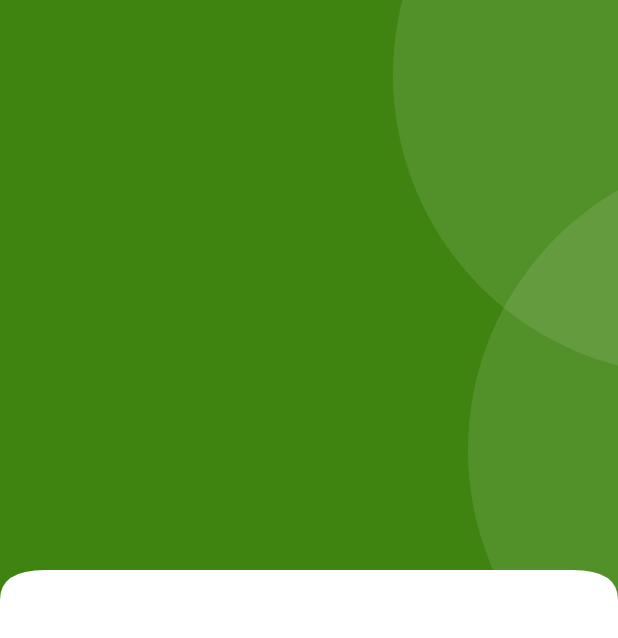
After one commit to mhbabon/grocify, a Flutter app: the HomeScreen screen opened directly, on a phone screen of 412 x 824 dp. The commit adds this screen. Shown: the top 638 px of the screen. Run offline on Flutter 3.47's test engine with Material 3 defaults, Android fonts, the phone set to English and light mode, and no system bars; our stand-ins replace get, iconsax, smooth_page_indicator.

Commit message:
Custom Shape Design for HOME
Its a custom clip path design which is use  reusable shape design on another section.

```diff
--- /dev/null
+++ b/lib/common/widgets/custom_shapes/containers/circuler_container.dart
@@ -0,0 +1,34 @@
+import 'package:flutter/material.dart';
+import 'package:grocify/utils/constants/colors.dart';
+
+class TCircularContainer extends StatelessWidget {
+  const TCircularContainer({
+    super.key,
+    this.child,
+    this.width = 400,
+    this.height = 400,
+    this.radius = 400,
+    this.padding = 0,
+    this.backgroundColor = TColors.white,
+  });
+
+  final double? width;
+  final double? height;
+  final double radius;
+  final double padding;
+  final Widget? child;
+  final Color backgroundColor;
+
+  @override
+  Widget build(BuildContext context) {
+    return Container(
+      width: width,
+      height: height,
+      padding: EdgeInsets.all(padding),
+      decoration: BoxDecoration(
+          borderRadius: BorderRadius.circular(radius),
+          color: TColors.textWhite.withValues(alpha: 0.1)),
+      child: child,
+    );
+  }
+}
--- /dev/null
+++ b/lib/common/widgets/custom_shapes/containers/primary_header_container.dart
@@ -0,0 +1,39 @@
+import 'package:flutter/material.dart';
+import 'package:grocify/common/widgets/custom_shapes/containers/circuler_container.dart';
+import 'package:grocify/common/widgets/custom_shapes/curved_edges/curved_edgs_widget.dart';
+import 'package:grocify/utils/constants/colors.dart';
+class TPrimaryHeaderContainer extends StatelessWidget {
+  const TPrimaryHeaderContainer({
+    super.key, required this.child,
+  });
+
+  final Widget child;
+
+  @override
+  Widget build(BuildContext context) {
+    return TCurvedEdgeWidget(
+      child: Container(
+        color: TColors.primary2,
+        padding: EdgeInsets.all(0),
+        child: SizedBox(height: 400,
+          child: Stack(
+            children: [
+              Positioned(top: -150, right: -250,
+                child: TCircularContainer(
+                  backgroundColor: TColors.textWhite.withValues(
+                      alpha: 0.1),
+                ),
+              ),
+              Positioned(top: 100, right: -300,
+                child: TCircularContainer(
+                  backgroundColor: TColors.textWhite.withValues(
+                      alpha: 0.1),
+                ),
+              ),
+            ],
+          ),
+        ),
+      ),
+    );
+  }
+}
--- /dev/null
+++ b/lib/common/widgets/custom_shapes/curved_edges/curved_edgs.dart
@@ -0,0 +1,32 @@
+import 'package:flutter/material.dart';
+
+class TCustomCurvedEdges extends CustomClipper<Path>{
+
+  @override
+  Path getClip(Size size){
+    var path = Path();
+    path.lineTo(0, size.height);
+
+    final firstCurve = Offset(0, size.height - 20);
+    final lastCurve = Offset(30, size.height - 20);
+    path.quadraticBezierTo(firstCurve.dx, firstCurve.dy, lastCurve.dx, lastCurve.dy);
+
+    final secondFirstCurve = Offset(0, size.height - 20);
+    final secondLastCurve = Offset(size.width - 30, size.height - 20);
+    path.quadraticBezierTo(secondFirstCurve.dx, secondFirstCurve.dy, secondLastCurve.dx, secondLastCurve.dy);
+
+    final thirdFirstCurve = Offset(size.width, size.height - 20);
+    final thirdLastCurve = Offset(size.width, size.height);
+    path.quadraticBezierTo(thirdFirstCurve.dx, thirdFirstCurve.dy, thirdLastCurve.dx, thirdLastCurve.dy);
+
+    path.lineTo(size.width,0);
+    path.close();
+    return path;
+  }
+
+
+  @override
+  bool shouldReclip(covariant CustomClipper<Path> oldClipper){
+    return true;
+  }
+}
--- /dev/null
+++ b/lib/common/widgets/custom_shapes/curved_edges/curved_edgs_widget.dart
@@ -0,0 +1,18 @@
+import 'package:flutter/material.dart';
+import 'package:grocify/common/widgets/custom_shapes/curved_edges/curved_edgs.dart';
+
+class TCurvedEdgeWidget extends StatelessWidget {
+  const TCurvedEdgeWidget({
+    super.key, this.child,
+  });
+
+  final Widget? child;
+
+  @override
+  Widget build(BuildContext context) {
+    return ClipPath(
+      clipper: TCustomCurvedEdges(),
+      child: child,
+    );
+  }
+}
--- a/lib/features/authentication/controllers.onboarding/onboarding_controller.dart
+++ b/lib/features/authentication/controllers/onboarding/onboarding_controller.dart
@@ -1,7 +1,7 @@
 import 'package:flutter/material.dart';
 import 'package:get/get.dart';
 
-import '../screens/login/login.dart';
+import '../../screens/login/login.dart';
 
 
 class OnBoardingController extends GetxController{
--- a/lib/features/authentication/screens/onboarding/onboarding.dart
+++ b/lib/features/authentication/screens/onboarding/onboarding.dart
@@ -1,7 +1,7 @@
 
 import 'package:flutter/material.dart';
 import 'package:get/get.dart';
-import 'package:grocify/features/authentication/controllers.onboarding/onboarding_controller.dart';
+import 'package:grocify/features/authentication/controllers/onboarding/onboarding_controller.dart';
 import 'package:grocify/features/authentication/screens/onboarding/widgets/onboarding_dot_navigation.dart';
 import 'package:grocify/features/authentication/screens/onboarding/widgets/onboarding_next_button.dart';
 import 'package:grocify/features/authentication/screens/onboarding/widgets/onboarding_page.dart';
--- a/lib/features/authentication/screens/onboarding/widgets/onboarding_dot_navigation.dart
+++ b/lib/features/authentication/screens/onboarding/widgets/onboarding_dot_navigation.dart
@@ -1,6 +1,6 @@
 import 'package:flutter/material.dart';
+import 'package:grocify/features/authentication/controllers/onboarding/onboarding_controller.dart';
 import 'package:smooth_page_indicator/smooth_page_indicator.dart';
-import 'package:grocify/features/authentication/controllers.onboarding/onboarding_controller.dart';
 import '../../../../../utils/constants/colors.dart';
 import '../../../../../utils/constants/sizes.dart';
 import '../../../../../utils/device/device_utility.dart';
--- a/lib/features/authentication/screens/onboarding/widgets/onboarding_next_button.dart
+++ b/lib/features/authentication/screens/onboarding/widgets/onboarding_next_button.dart
@@ -1,6 +1,6 @@
 import 'package:flutter/material.dart';
+import 'package:grocify/features/authentication/controllers/onboarding/onboarding_controller.dart';
 import 'package:iconsax/iconsax.dart';
-import 'package:grocify/features/authentication/controllers.onboarding/onboarding_controller.dart';
 import 'package:grocify/utils/helpers/helper_functions.dart';
 import '../../../../../utils/constants/colors.dart';
 import '../../../../../utils/constants/sizes.dart';
--- a/lib/features/authentication/screens/onboarding/widgets/onboarding_skip.dart
+++ b/lib/features/authentication/screens/onboarding/widgets/onboarding_skip.dart
@@ -1,5 +1,5 @@
 import 'package:flutter/material.dart';
-import 'package:grocify/features/authentication/controllers.onboarding/onboarding_controller.dart';
+import 'package:grocify/features/authentication/controllers/onboarding/onboarding_controller.dart';
 import '../../../../../utils/constants/sizes.dart';
 import '../../../../../utils/device/device_utility.dart';
 
--- /dev/null
+++ b/lib/features/shop/screens/home/home.dart
@@ -0,0 +1,19 @@
+import 'package:flutter/material.dart';
+import 'package:grocify/common/widgets/custom_shapes/containers/primary_header_container.dart';
+
+class HomeScreen extends StatelessWidget {
+  const HomeScreen({super.key});
+
+  @override
+  Widget build(BuildContext context) {
+    return Scaffold(
+      body: SingleChildScrollView(
+        child: Column(
+          children: [
+            TPrimaryHeaderContainer(child: Container()),
+          ],
+        ),
+      ),
+    );
+  }
+}
--- a/lib/navigation_menu.dart
+++ b/lib/navigation_menu.dart
@@ -1,5 +1,6 @@
 import 'package:flutter/material.dart';
 import 'package:get/get.dart';
+import 'package:grocify/features/shop/screens/home/home.dart';
 import 'package:grocify/utils/constants/colors.dart';
 import 'package:grocify/utils/helpers/helper_functions.dart';
 import 'package:iconsax/iconsax.dart';
@@ -46,7 +47,7 @@ class NavigationController extends GetxController{
   final Rx<int> selectedIndex = 0.obs;
 
   final screen = [
-    Container(color: Colors.green,),
+    const HomeScreen(),
     Container(color: Colors.red,),
     Container(color: Colors.yellow,),
     Container(color: Colors.blue,)
--- a/lib/utils/constants/colors.dart
+++ b/lib/utils/constants/colors.dart
@@ -3,6 +3,7 @@ import 'package:flutter/material.dart';
 class TColors {
   // App theme colors
   static const Color primary = Color(0xff2346fc);
+  static const Color primary2 = Color(0xf4367e06);
   static const Color secondary = Color(0xFFFFE24B);
   static const Color accent = Color(0xFFb0c7ff);
 
```
